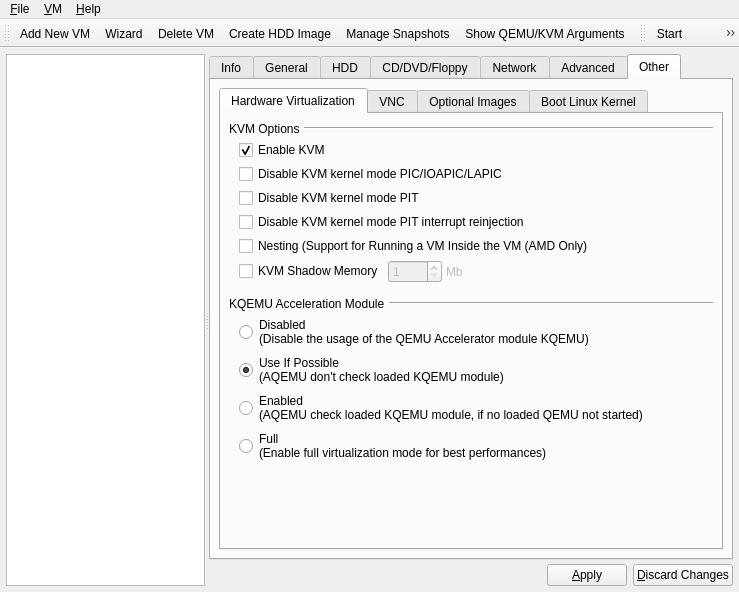
Qt form Main_Window.ui (qunying/aqemu-old) before a commit.
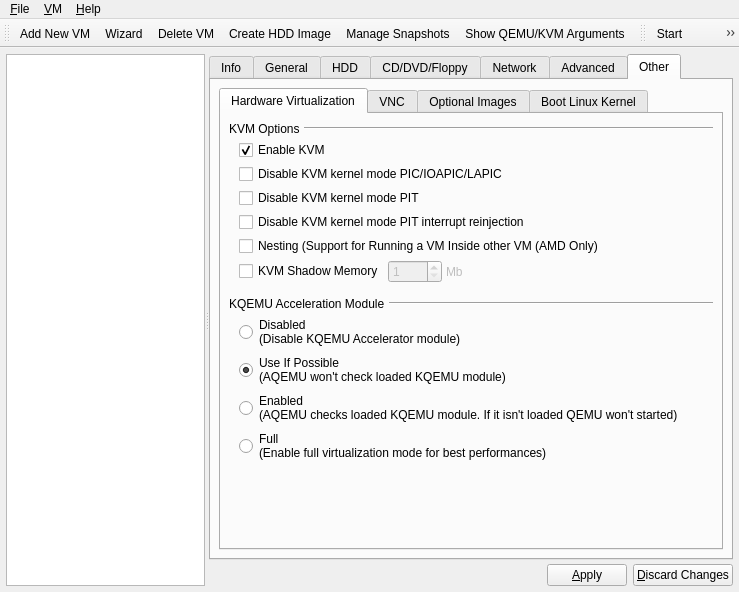
The same form after that commit. The open tabs and pages were chosen to show the change. Icons and pictures are not drawn.

Commit message: Added initial Windows support and updated English translation

```diff
--- a/Main_Window.ui
+++ b/Main_Window.ui
@@ -3527,7 +3527,7 @@
                   <item row="4" column="0" colspan="4">
                    <widget class="QCheckBox" name="CH_KVM_Nesting">
                     <property name="text">
-                     <string>Nesting (Support for Running a VM Inside the VM (AMD Only)</string>
+                     <string>Nesting (Support for Running a VM Inside other VM (AMD Only)</string>
                     </property>
                    </widget>
                   </item>
@@ -3634,7 +3634,7 @@
                    <widget class="QRadioButton" name="RB_KQEMU_Disabled">
                     <property name="text">
                      <string>Disabled
-(Disable the usage of the QEMU Accelerator module KQEMU)</string>
+(Disable KQEMU Accelerator module)</string>
                     </property>
                    </widget>
                   </item>
@@ -3642,7 +3642,7 @@
                    <widget class="QRadioButton" name="RB_KQEMU_Use_if_Possible">
                     <property name="text">
                      <string>Use If Possible
-(AQEMU don't check loaded KQEMU module)</string>
+(AQEMU won't check loaded KQEMU module)</string>
                     </property>
                     <property name="checked">
                      <bool>true</bool>
@@ -3653,7 +3653,7 @@
                    <widget class="QRadioButton" name="RB_KQEMU_Enabled">
                     <property name="text">
                      <string>Enabled
-(AQEMU check loaded KQEMU module, if no loaded QEMU not started)</string>
+(AQEMU checks loaded KQEMU module. If it isn't loaded QEMU won't started)</string>
                     </property>
                    </widget>
                   </item>
```
Left out of the diff: 24 changed lines with no effect on the pictures. The commit also changes 43 other files.
